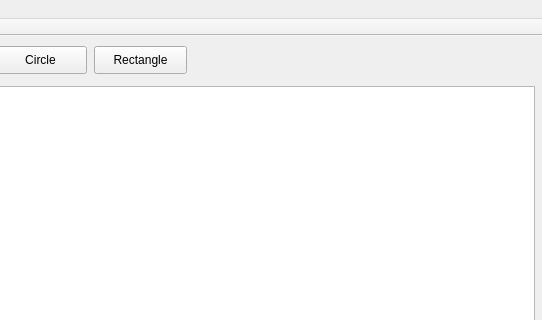
Before: the Qt Designer form mainwindow.ui in ilyasil2surgut/Lab4OOP, drawn with Qt 5; both pictures show x 286 to 828 and y 0 to 320 of the 828 by 596 pixel window.
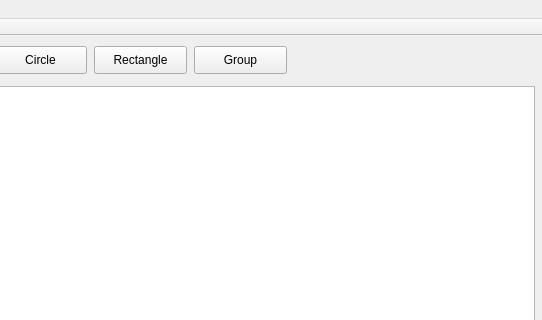
After: the same form once the commit is applied.

Commit message: Group progress To do: fix removal

Diff of the .ui file:
```diff
--- a/mainwindow.ui
+++ b/mainwindow.ui
@@ -109,6 +109,19 @@
      <string>Rectangle</string>
     </property>
    </widget>
+   <widget class="QPushButton" name="pb_group">
+    <property name="geometry">
+     <rect>
+      <x>480</x>
+      <y>10</y>
+      <width>93</width>
+      <height>28</height>
+     </rect>
+    </property>
+    <property name="text">
+     <string>Group</string>
+    </property>
+   </widget>
   </widget>
   <widget class="QMenuBar" name="menuBar">
    <property name="geometry">
```
The commit also changes 12 other files.
